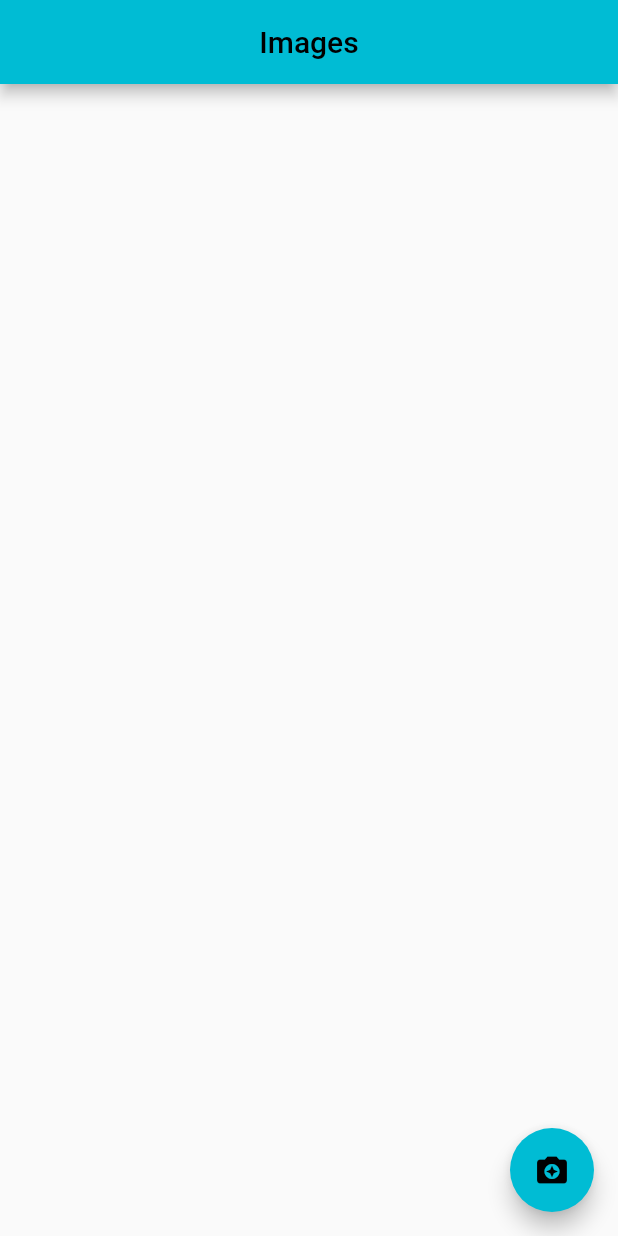
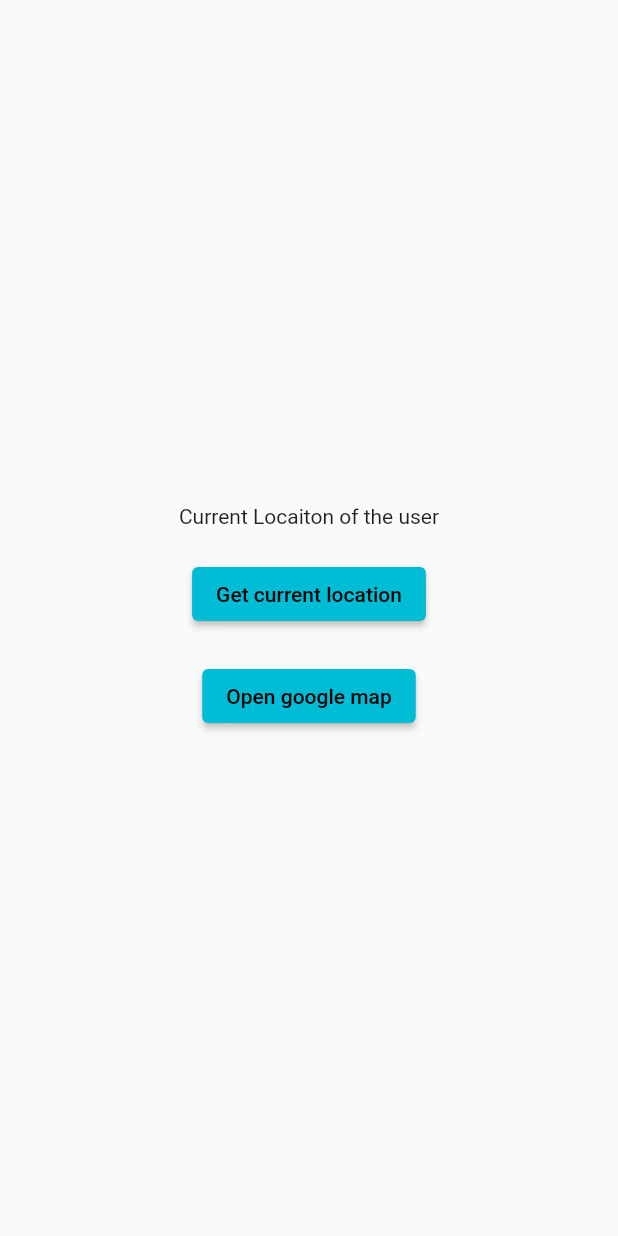
Before and after one commit to habeeb321/Camera-Location, a Flutter app: the screen it shows after launch, on a phone screen of 412 x 824 dp. Run offline on Flutter 3.47's test engine with Material 2 defaults, Android fonts, the phone set to English and light mode, and no system bars; our stand-ins replace firebase_core, geolocator, get, image_picker; accounts and stored records are empty.

Commit message:
map integrated

```diff
--- a/lib/controller/camera_controller.dart
+++ b/lib/controller/camera_controller.dart
@@ -6,6 +6,7 @@ import 'package:path_provider/path_provider.dart';
 import 'package:week_6_camera/view/camera_screen.dart';
 
 class CameraController extends GetxController {
+
   void cameraButton() async {
     final image = await ImagePicker().pickImage(source: ImageSource.camera);
     if (image == null) {
--- a/lib/main.dart
+++ b/lib/main.dart
@@ -1,7 +1,10 @@
 import 'package:flutter/material.dart';
-import 'package:week_6_camera/view/camera_screen.dart';
+import 'package:firebase_core/firebase_core.dart';
+import 'package:week_6_camera/view/map.dart';
 
-void main() {
+Future<void> main() async {
+  WidgetsFlutterBinding.ensureInitialized();
+  await Firebase.initializeApp();
   runApp(const MyApp());
 }
 
@@ -13,7 +16,7 @@ class MyApp extends StatelessWidget {
     return MaterialApp(
       debugShowCheckedModeBanner: false,
       theme: ThemeData(primarySwatch: Colors.cyan),
-      home: const CameraScreen(),
+      home: MapScreen(),
     );
   }
 }
--- /dev/null
+++ b/lib/view/map.dart
@@ -0,0 +1,46 @@
+import 'package:flutter/material.dart';
+import 'package:get/get.dart';
+import 'package:week_6_camera/controller/location_controller.dart';
+
+class MapScreen extends StatelessWidget {
+  const MapScreen({super.key});
+
+  @override
+  Widget build(BuildContext context) {
+    LocationController locationController = Get.put(LocationController());
+    return Scaffold(
+      body: SafeArea(
+        child: Center(
+          child: GetBuilder<LocationController>(builder: (context) {
+            return Column(
+              mainAxisAlignment: MainAxisAlignment.center,
+              children: [
+                Text(locationController.locationMessage),
+                const SizedBox(height: 20),
+                ElevatedButton(
+                  onPressed: () {
+                    locationController.getCurrentLocation().then((value) {
+                      locationController.lat = '${value.latitude}';
+                      locationController.long = '${value.longitude}';
+                      locationController.locationMessage;
+                      locationController.liveLocation();
+                    });
+                  },
+                  child: const Text('Get current location'),
+                ),
+                const SizedBox(height: 20),
+                ElevatedButton(
+                  onPressed: () {
+                    locationController.openMap(
+                        locationController.lat, locationController.long);
+                  },
+                  child: const Text('Open google map'),
+                ),
+              ],
+            );
+          }),
+        ),
+      ),
+    );
+  }
+}
--- a/pubspec.yaml
+++ b/pubspec.yaml
@@ -31,12 +31,15 @@ environment:
 dependencies:
   camera_process: ^0.0.7
   cupertino_icons: ^1.0.2
+  firebase_core: ^2.4.1
   flutter:
     sdk: flutter
-  geoflutterfire: ^3.0.3
+  geolocator: ^9.0.2
   get: ^4.6.5
+  google_maps_flutter: ^2.2.3
   image_picker: ^0.8.6
   path_provider: ^2.0.11
+  url_launcher: ^6.1.8
 
 dev_dependencies:
   flutter_lints: ^1.0.0
```
Also changed, not shown: lib/controller/location_controller.dart (added, +54 -0 lines), pubspec.lock, 13 other files.
